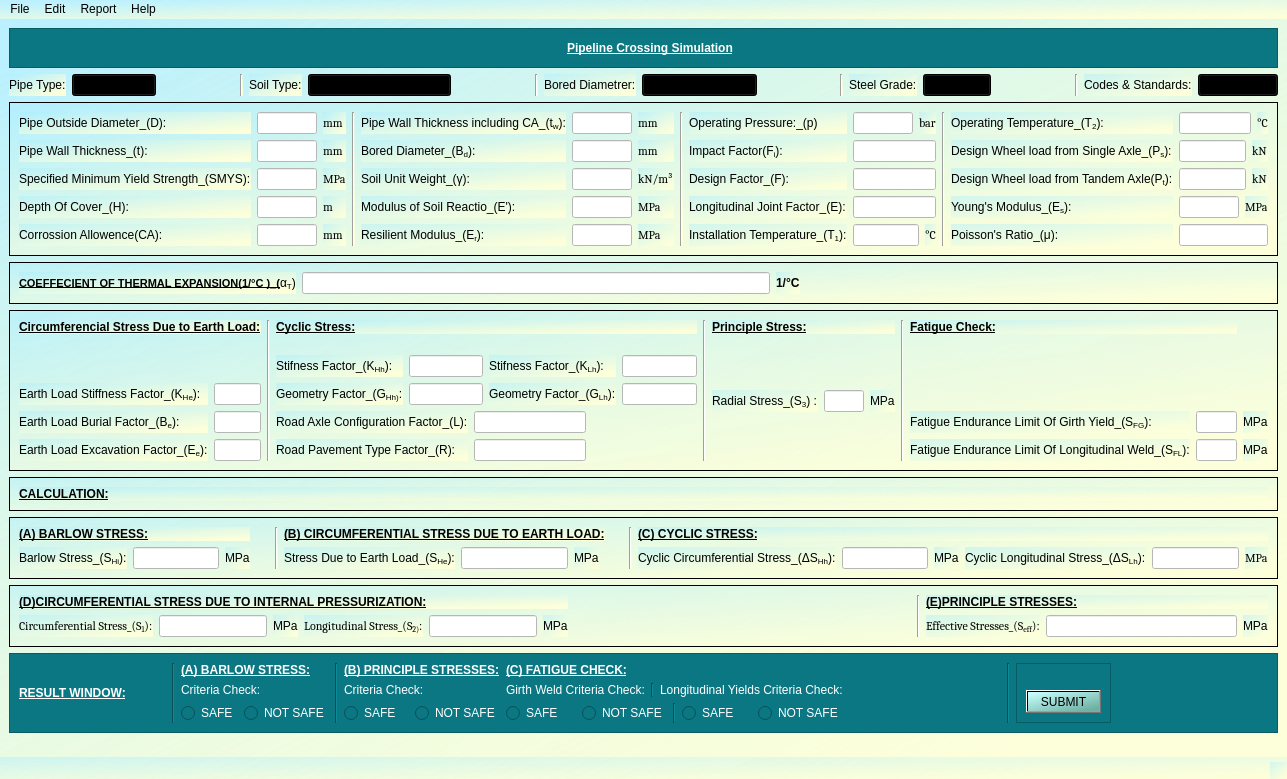
Old version of the form Front_End_Tanisha/PipelineCrossingSimulation.ui in the repository superman1408/pipeline_crossing_cal.
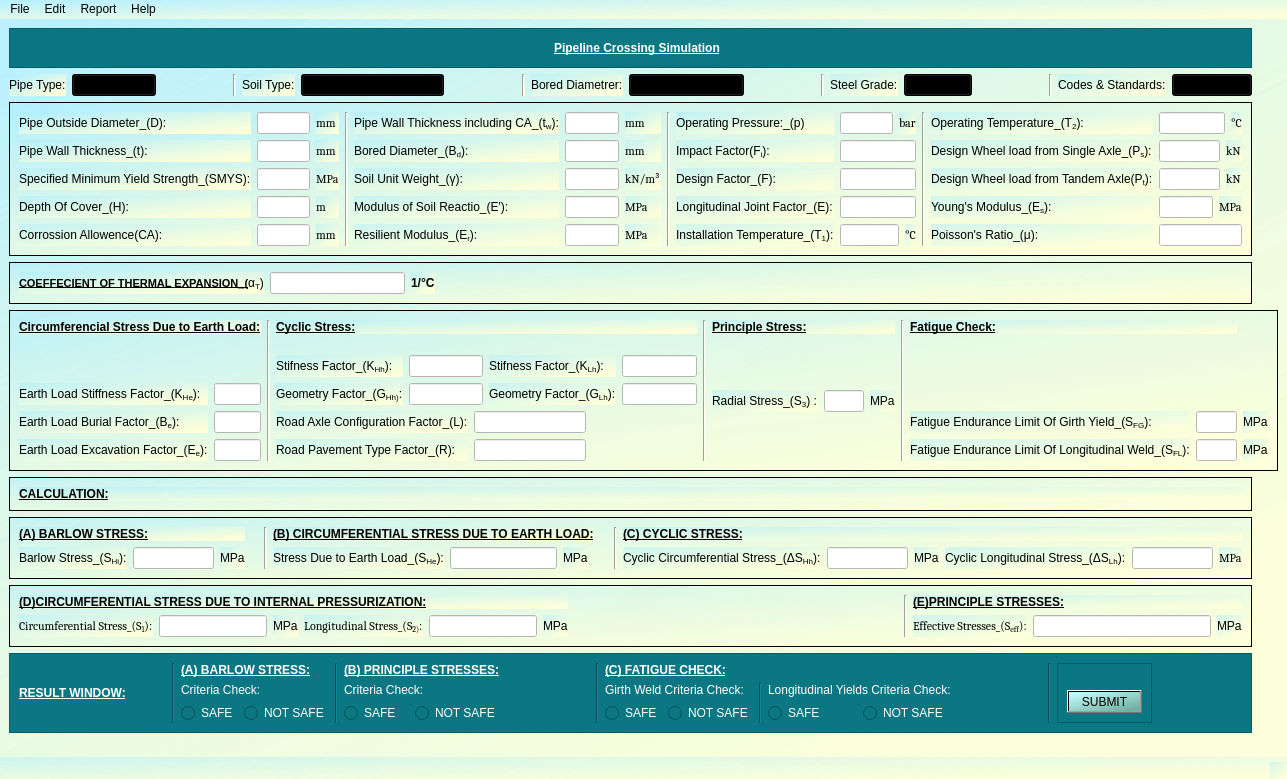
New version of the form. Icons and pictures are not drawn.

What changed in the file:
```diff
--- a/Front_End_Tanisha/PipelineCrossingSimulation.ui
+++ b/Front_End_Tanisha/PipelineCrossingSimulation.ui
@@ -17,7 +17,7 @@
    <string notr="true">background-color: qlineargradient(spread:pad, x1:0.028, y1:0.0455909, x2:0.841, y2:0.966364, stop:0 rgba(169, 237, 255, 107), stop:0.994318 rgba(253, 255, 218, 255));</string>
   </property>
   <widget class="QWidget" name="centralwidget">
-   <layout class="QGridLayout" name="gridLayout_20">
+   <layout class="QGridLayout" name="gridLayout_17">
     <item row="0" column="0">
      <widget class="QFrame" name="Header">
       <property name="styleSheet">
@@ -30,6 +30,32 @@
        <enum>QFrame::Raised</enum>
       </property>
       <layout class="QGridLayout" name="gridLayout_18">
+       <item row="0" column="0">
+        <widget class="QLabel" name="AshkamLogo">
+         <property name="styleSheet">
+          <string notr="true">background-color: rgb(11, 119, 130);</string>
+         </property>
+         <property name="text">
+          <string/>
+         </property>
+         <property name="pixmap">
+          <pixmap>../ASHKAM PVT LTD/ashkam.jpg</pixmap>
+         </property>
+        </widget>
+       </item>
+       <item row="0" column="3">
+        <spacer name="horizontalSpacer_18">
+         <property name="orientation">
+          <enum>Qt::Horizontal</enum>
+         </property>
+         <property name="sizeHint" stdset="0">
+          <size>
+           <width>40</width>
+           <height>20</height>
+          </size>
+         </property>
+        </spacer>
+       </item>
        <item row="0" column="2">
         <widget class="QLabel" name="PipelineCrossingCalulation">
          <property name="styleSheet">
@@ -43,19 +69,6 @@
          </property>
         </widget>
        </item>
-       <item row="0" column="0">
-        <widget class="QLabel" name="AshkamLogo">
-         <property name="styleSheet">
-          <string notr="true">background-color: rgb(11, 119, 130);</string>
-         </property>
-         <property name="text">
-          <string/>
-         </property>
-         <property name="pixmap">
-          <pixmap>../ASHKAM PVT LTD/ashkam.jpg</pixmap>
-         </property>
-        </widget>
-       </item>
        <item row="0" column="1">
         <spacer name="horizontalSpacer_17">
          <property name="orientation">
@@ -69,19 +82,6 @@
          </property>
         </spacer>
        </item>
-       <item row="0" column="3">
-        <spacer name="horizontalSpacer_18">
-         <property name="orientation">
-          <enum>Qt::Horizontal</enum>
-         </property>
-         <property name="sizeHint" stdset="0">
-          <size>
-           <width>40</width>
-           <height>20</height>
-          </size>
-         </property>
-        </spacer>
-       </item>
       </layout>
      </widget>
     </item>
@@ -1037,32 +1037,90 @@
       <property name="frameShadow">
        <enum>QFrame::Raised</enum>
       </property>
-      <layout class="QHBoxLayout" name="horizontalLayout_21">
-       <item>
-        <widget class="QLabel" name="Coefficient_Of_Thermal_Expansion">
-         <property name="styleSheet">
-          <string notr="true">font: 75 10pt &quot;Cambria&quot;;</string>
+      <layout class="QGridLayout" name="gridLayout_20">
+       <item row="0" column="4">
+        <spacer name="horizontalSpacer_25">
+         <property name="orientation">
+          <enum>Qt::Horizontal</enum>
          </property>
-         <property name="text">
-          <string>&lt;html&gt;&lt;head/&gt;&lt;body&gt;&lt;p&gt;&lt;span style=&quot; font-size:8pt; font-weight:600; text-decoration: underline;&quot;&gt;COEFFECIENT OF THERMAL EXPANSION(1/°C )_(&lt;/span&gt;α&lt;span style=&quot; vertical-align:sub;&quot;&gt;T&lt;/span&gt;)&lt;/p&gt;&lt;/body&gt;&lt;/html&gt;</string>
+         <property name="sizeHint" stdset="0">
+          <size>
+           <width>40</width>
+           <height>20</height>
+          </size>
          </property>
-        </widget>
+        </spacer>
        </item>
-       <item>
+       <item row="0" column="1">
         <widget class="QLineEdit" name="lineEdit_37">
          <property name="styleSheet">
           <string notr="true">background-color: rgb(255, 255, 255);</string>
          </property>
         </widget>
        </item>
-       <item>
-        <widget class="QLabel" name="label_7">
+       <item row="0" column="3">
+        <spacer name="horizontalSpacer_26">
+         <property name="orientation">
+          <enum>Qt::Horizontal</enum>
+         </property>
+         <property name="sizeHint" stdset="0">
+          <size>
+           <width>40</width>
+           <height>20</height>
+          </size>
+         </property>
+        </spacer>
+       </item>
+       <item row="0" column="0">
+        <widget class="QLabel" name="Coefficient_Of_Thermal_Expansion">
+         <property name="styleSheet">
+          <string notr="true">font: 75 10pt &quot;Cambria&quot;;</string>
+         </property>
          <property name="text">
-          <string>&lt;html&gt;&lt;head/&gt;&lt;body&gt;&lt;p&gt;&lt;span style=&quot; font-weight:600;&quot;&gt;1/°C&lt;/span&gt;&lt;/p&gt;&lt;/body&gt;&lt;/html&gt;</string>
+          <string>&lt;html&gt;&lt;head/&gt;&lt;body&gt;&lt;p&gt;&lt;span style=&quot; font-size:8pt; font-weight:600; text-decoration: underline;&quot;&gt;COEFFECIENT OF THERMAL EXPANSION_(&lt;/span&gt;α&lt;span style=&quot; vertical-align:sub;&quot;&gt;T&lt;/span&gt;)&lt;/p&gt;&lt;/body&gt;&lt;/html&gt;</string>
          </property>
         </widget>
        </item>
-       <item>
+       <item row="0" column="6">
+        <spacer name="horizontalSpacer_23">
+         <property name="orientation">
+          <enum>Qt::Horizontal</enum>
+         </property>
+         <property name="sizeHint" stdset="0">
+          <size>
+           <width>40</width>
+           <height>20</height>
+          </size>
+         </property>
+        </spacer>
+       </item>
+       <item row="0" column="5">
+        <spacer name="horizontalSpacer_24">
+         <property name="orientation">
+          <enum>Qt::Horizontal</enum>
+         </property>
+         <property name="sizeHint" stdset="0">
+          <size>
+           <width>40</width>
+           <height>20</height>
+          </size>
+         </property>
+        </spacer>
+       </item>
+       <item row="0" column="7">
+        <spacer name="horizontalSpacer_22">
+         <property name="orientation">
+          <enum>Qt::Horizontal</enum>
+         </property>
+         <property name="sizeHint" stdset="0">
+          <size>
+           <width>40</width>
+           <height>20</height>
+          </size>
+         </property>
+        </spacer>
+       </item>
+       <item row="0" column="8">
         <spacer name="horizontalSpacer_16">
          <property name="orientation">
           <enum>Qt::Horizontal</enum>
@@ -1075,10 +1133,20 @@
          </property>
         </spacer>
        </item>
+       <item row="0" column="2">
+        <widget class="QLabel" name="label_6">
+         <property name="styleSheet">
+          <string notr="true">font: 8pt &quot;Cambria&quot;;</string>
+         </property>
+         <property name="text">
+          <string>&lt;html&gt;&lt;head/&gt;&lt;body&gt;&lt;p&gt;&lt;span style=&quot; font-weight:600;&quot;&gt;1/°C&lt;/span&gt;&lt;/p&gt;&lt;/body&gt;&lt;/html&gt;</string>
+         </property>
+        </widget>
+       </item>
       </layout>
      </widget>
     </item>
-    <item row="4" column="0">
+    <item row="4" column="0" colspan="2">
      <widget class="QFrame" name="frame_2">
       <property name="frameShape">
        <enum>QFrame::StyledPanel</enum>
@@ -1950,7 +2018,14 @@
        <enum>QFrame::Raised</enum>
       </property>
       <layout class="QGridLayout" name="gridLayout_19">
-       <item row="1" column="3">
+       <item row="1" column="2">
+        <widget class="Line" name="line_17">
+         <property name="orientation">
+          <enum>Qt::Vertical</enum>
+         </property>
+        </widget>
+       </item>
+       <item row="1" column="6">
         <widget class="QFrame" name="frame_4">
          <property name="frameShape">
           <enum>QFrame::StyledPanel</enum>
@@ -1987,7 +2062,7 @@
          </layout>
         </widget>
        </item>
-       <item row="1" column="4">
+       <item row="1" column="7">
         <spacer name="horizontalSpacer">
          <property name="orientation">
           <enum>Qt::Horizontal</enum>
@@ -2000,7 +2075,7 @@
          </property>
         </spacer>
        </item>
-       <item row="1" column="1">
+       <item row="1" column="4">
         <spacer name="horizontalSpacer_15">
          <property name="orientation">
           <enum>Qt::Horizontal</enum>
@@ -2013,6 +2088,13 @@
          </property>
         </spacer>
        </item>
+       <item row="1" column="5">
+        <widget class="Line" name="line_16">
+         <property name="orientation">
+          <enum>Qt::Vertical</enum>
+         </property>
+        </widget>
+       </item>
        <item row="1" column="0">
         <layout class="QHBoxLayout" name="horizontalLayout">
          <item>
@@ -2134,17 +2216,21 @@
            </item>
           </layout>
          </item>
+        </layout>
+       </item>
+       <item row="1" column="3">
+        <layout class="QVBoxLayout" name="verticalLayout_27">
          <item>
-          <layout class="QGridLayout" name="gridLayout_17">
-           <item row="0" column="0">
-            <widget class="QLabel" name="Fatigue_Check_Result">
-             <property name="text">
-              <string>&lt;html&gt;&lt;head/&gt;&lt;body&gt;&lt;p&gt;&lt;span style=&quot; font-weight:600; text-decoration: underline;&quot;&gt;(C) FATIGUE CHECK:&lt;/span&gt;&lt;/p&gt;&lt;/body&gt;&lt;/html&gt;</string>
-             </property>
-            </widget>
-           </item>
-           <item row="1" column="0">
-            <layout class="QHBoxLayout" name="horizontalLayout_25">
+          <widget class="QLabel" name="Fatigue_Check_Result">
+           <property name="text">
+            <string>&lt;html&gt;&lt;head/&gt;&lt;body&gt;&lt;p&gt;&lt;span style=&quot; font-weight:600; text-decoration: underline;&quot;&gt;(C) FATIGUE CHECK:&lt;/span&gt;&lt;/p&gt;&lt;/body&gt;&lt;/html&gt;</string>
+           </property>
+          </widget>
+         </item>
+         <item>
+          <layout class="QHBoxLayout" name="horizontalLayout_21">
+           <item>
+            <layout class="QVBoxLayout" name="verticalLayout_23">
              <item>
               <widget class="QLabel" name="EarthLoadExcavationFactor_2">
                <property name="styleSheet">
@@ -2156,27 +2242,6 @@
               </widget>
              </item>
              <item>
-              <widget class="Line" name="line_17">
-               <property name="orientation">
-                <enum>Qt::Vertical</enum>
-               </property>
-              </widget>
-             </item>
-             <item>
-              <widget class="QLabel" name="EarthLoadExcavationFactor_3">
-               <property name="styleSheet">
-                <string notr="true">font: 8pt &quot;Cambria&quot;;</string>
-               </property>
-               <property name="text">
-                <string>&lt;html&gt;&lt;head/&gt;&lt;body&gt;&lt;p&gt;&lt;span style=&quot; color:#ffffff;&quot;&gt;Longitudinal Yields Criteria Check:&lt;/span&gt;&lt;/p&gt;&lt;/body&gt;&lt;/html&gt;</string>
-               </property>
-              </widget>
-             </item>
-            </layout>
-           </item>
-           <item row="2" column="0">
-            <layout class="QHBoxLayout" name="horizontalLayout_24">
-             <item>
               <layout class="QVBoxLayout" name="verticalLayout_21">
                <item>
                 <layout class="QHBoxLayout" name="horizontalLayout_18">
@@ -2204,10 +2269,24 @@
                </item>
               </layout>
              </item>
+            </layout>
+           </item>
+           <item>
+            <widget class="Line" name="line_18">
+             <property name="orientation">
+              <enum>Qt::Vertical</enum>
+             </property>
+            </widget>
+           </item>
+           <item>
+            <layout class="QVBoxLayout" name="verticalLayout_24">
              <item>
-              <widget class="Line" name="line_18">
-               <property name="orientation">
-                <enum>Qt::Vertical</enum>
+              <widget class="QLabel" name="EarthLoadExcavationFactor_3">
+               <property name="styleSheet">
+                <string notr="true">font: 8pt &quot;Cambria&quot;;</string>
+               </property>
+               <property name="text">
+                <string>&lt;html&gt;&lt;head/&gt;&lt;body&gt;&lt;p&gt;&lt;span style=&quot; color:#ffffff;&quot;&gt;Longitudinal Yields Criteria Check:&lt;/span&gt;&lt;/p&gt;&lt;/body&gt;&lt;/html&gt;</string>
                </property>
               </widget>
              </item>
@@ -2245,17 +2324,23 @@
          </item>
         </layout>
        </item>
-       <item row="1" column="2">
-        <widget class="Line" name="line_16">
+       <item row="1" column="1">
+        <spacer name="horizontalSpacer_27">
          <property name="orientation">
-          <enum>Qt::Vertical</enum>
+          <enum>Qt::Horizontal</enum>
          </property>
-        </widget>
+         <property name="sizeHint" stdset="0">
+          <size>
+           <width>40</width>
+           <height>20</height>
+          </size>
+         </property>
+        </spacer>
        </item>
       </layout>
      </widget>
     </item>
-    <item row="9" column="0">
+    <item row="9" column="1">
      <spacer name="verticalSpacer">
       <property name="orientation">
        <enum>Qt::Vertical</enum>
@@ -2317,31 +2402,49 @@
    <property name="text">
     <string>New</string>
    </property>
+   <property name="shortcut">
+    <string>Ctrl+N</string>
+   </property>
   </action>
   <action name="Open">
    <property name="text">
     <string>Open</string>
    </property>
+   <property name="shortcut">
+    <string>Ctrl+O</string>
+   </property>
   </action>
   <action name="SaveAs">
    <property name="text">
     <string>Save As</string>
    </property>
+   <property name="shortcut">
+    <string>Ctrl+Shift+S</string>
+   </property>
   </action>
   <action name="Exit">
    <property name="text">
     <string>Exit</string>
    </property>
+   <property name="shortcut">
+    <string>Ctrl+X</string>
+   </property>
   </action>
   <action name="actionReset">
    <property name="text">
     <string>Reset</string>
    </property>
+   <property name="shortcut">
+    <string>Ctrl+R</string>
+   </property>
   </action>
   <action name="actionGenerate_Report">
    <property name="text">
     <string>Generate Report</string>
    </property>
+   <property name="shortcut">
+    <string>Ctrl+G</string>
+   </property>
   </action>
   <action name="actionWhat_s_New">
    <property name="text">
@@ -2352,6 +2455,9 @@
    <property name="text">
     <string>Documentation</string>
    </property>
+   <property name="shortcut">
+    <string>F1</string>
+   </property>
   </action>
  </widget>
  <resources/>
```
